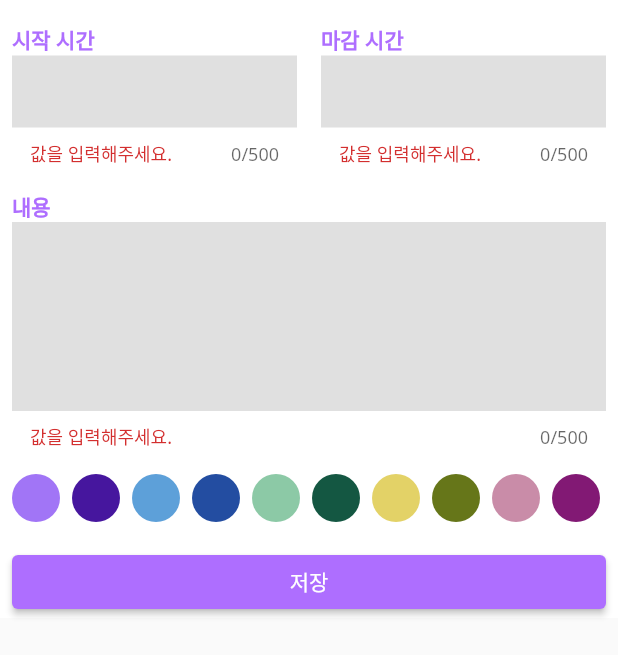
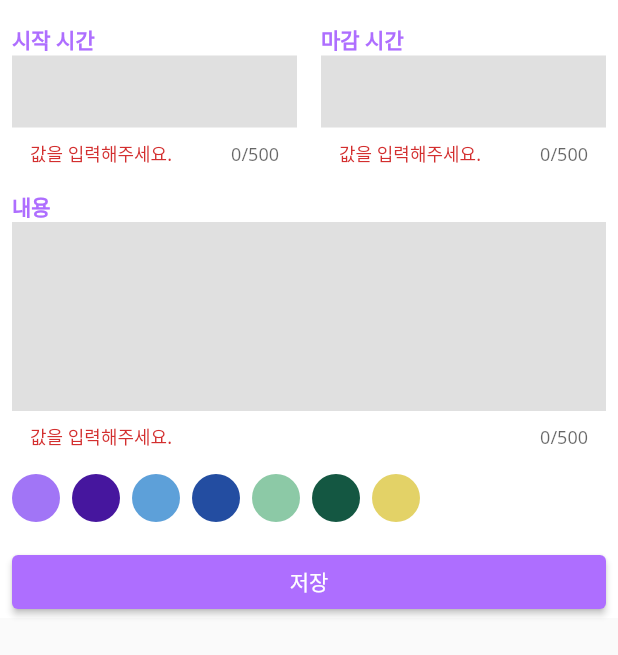
Before and after one commit to kangsudal/calendar_scheduler, a Flutter app: the ScheduleBottomSheet widget shown alone on an empty page, opened directly, on a phone screen of 412 x 824 dp. Shown: the top 655 px of the screen. Run offline on Flutter 3.47's test engine with Material 2 defaults, Android fonts, the phone set to English and light mode, and no system bars; our stand-ins replace drift, get_it, table_calendar; accounts and stored records are empty; generated files the repository leaves out were written again.

```diff
--- a/lib/component/schedule_bottom_sheet.dart
+++ b/lib/component/schedule_bottom_sheet.dart
@@ -1,5 +1,7 @@
 import 'package:calendar_scheduler/const/colors.dart';
+import 'package:calendar_scheduler/database/drift_database.dart';
 import 'package:flutter/material.dart';
+import 'package:get_it/get_it.dart';
 
 import 'custom_text_field.dart';
 
@@ -46,7 +48,8 @@ class _ScheduleBottomSheetState extends State<ScheduleBottomSheet> {
                 children: [
                   _Time(
                     endOnSaved: (String? newValue) {
-                      endTime = int.parse(newValue!);//validate를 했기때문에 onSave가 눌리는 시점엔 null값일 수 없기에 !를 붙일 수 있다
+                      endTime = int.parse(
+                          newValue!); //validate를 했기때문에 onSave가 눌리는 시점엔 null값일 수 없기에 !를 붙일 수 있다
                     },
                     startOnSaved: (String? newValue) {
                       startTime = int.parse(newValue!);
@@ -59,7 +62,28 @@ class _ScheduleBottomSheetState extends State<ScheduleBottomSheet> {
                     },
                   ),
                   SizedBox(height: 16),
-                  _ColorPicker(),
+                  FutureBuilder<List<CategoryColor>>(
+                    future: GetIt.I<LocalDatabase>()
+                        .getCategoryColors(), //database 변수를 통해 select쿼리를 실행한다
+                    builder: (context, snapshot) {//select 쿼리를 통해 받아온 데이터를 화면에 보여줄 수 있게 바꾼다
+                      // print(snapshot.data); : [CategoryColor(idColor: 1, hexCode: A175F6), ...]
+                      List<Color> colors = [];
+                      if (snapshot.hasData) {
+                        var categoryColors = snapshot.data!;
+                        var hexCodes = categoryColors.map((categoryColor) {
+                          return 'FF${categoryColor.hexCode}';
+                        }).toList();
+                        colors = hexCodes
+                            .map(
+                              (hexCode) => Color(int.parse(hexCode, radix: 16)),
+                            )
+                            .toList();
+                      }
+                      return _ColorPicker(
+                        colors: colors,
+                      );
+                    },
+                  ),
                   SizedBox(height: 16),
                   _SaveButton(
                     onPressed: onSavePressed,
@@ -79,7 +103,8 @@ class _ScheduleBottomSheetState extends State<ScheduleBottomSheet> {
       return;
     }
 
-    if (formKey.currentState!.validate()) {//currentState!인 이유는 바로 위에 null이 아님을 확인했으니까
+    if (formKey.currentState!.validate()) {
+      //currentState!인 이유는 바로 위에 null이 아님을 확인했으니까
       //.validate()를 하면 모든 TextFormField의 validator:(String val?){}가 실행된다.
       //하위 TextFormField에서 모두 null이 return되면 true = 모두 에러가 없으면
       formKey.currentState!.save(); //모든 하위 TextFormField의 onSave:함수가 실행된다.
@@ -140,7 +165,8 @@ class _Content extends StatelessWidget {
 }
 
 class _ColorPicker extends StatelessWidget {
-  const _ColorPicker({Key? key}) : super(key: key);
+  final List<Color> colors;
+  const _ColorPicker({required this.colors, Key? key}) : super(key: key);
 
   @override
   Widget build(BuildContext context) {
@@ -148,38 +174,7 @@ class _ColorPicker extends StatelessWidget {
       //자동으로 줄바꿈
       spacing: 8, //가로 사이간격
       runSpacing: 10, //세로 사이간격
-      children: [
-        renderColor(
-          Color(0xFFA175F6),
-        ),
-        renderColor(
-          Color(0xFF46169E),
-        ),
-        renderColor(
-          Color(0xFF5DA0D9),
-        ),
-        renderColor(
-          Color(0xFF234DA1),
-        ),
-        renderColor(
-          Color(0xFF8CC9A6),
-        ),
-        renderColor(
-          Color(0xFF145742),
-        ),
-        renderColor(
-          Color(0xFFE3D267),
-        ),
-        renderColor(
-          Color(0xFF667619),
-        ),
-        renderColor(
-          Color(0xFFC98CA8),
-        ),
-        renderColor(
-          Color(0xFF821974),
-        ),
-      ],
+      children: colors.map((color) => renderColor(color)).toList(),
     );
   }
 
--- a/lib/main.dart
+++ b/lib/main.dart
@@ -2,6 +2,7 @@ import 'package:calendar_scheduler/database/drift_database.dart'; //LocalDatabas
 import 'package:calendar_scheduler/screen/home_screen.dart';
 import 'package:drift/drift.dart'; //Value()
 import 'package:flutter/material.dart';
+import 'package:get_it/get_it.dart';
 import 'package:intl/date_symbol_data_local.dart';
 
 const DEFAULT_COLORS = [
@@ -28,6 +29,7 @@ void main() async {
   WidgetsFlutterBinding.ensureInitialized(); //플러터 프레임워크가 준비가 된상태인지 체크하고 기다림
   await initializeDateFormatting(); //intl 안에 있는 모든 언어를 다 사용할 수 있게됨(날짜관련)
   final database = LocalDatabase(); // 내가 만든 클래스
+  GetIt.I.registerSingleton<LocalDatabase>(database);//Type이 LocalDatabase인 database 객체를 어디에서든 가져올 수 있다.
   final colors =
       await database.getCategoryColors(); //Future이기때문에 await. 선언한 select 쿼리 사용.
   if (colors.isEmpty) {//데이터베이스의(하드드라이브에 저장된) List<CategoryColor> 데이터가 RAM으로 불러올게 없으면
--- a/pubspec.yaml
+++ b/pubspec.yaml
@@ -41,6 +41,7 @@ dependencies:
   sqlite3_flutter_libs: ^0.5.0
   path_provider: ^2.0.0
   #sql
+  get_it: ^7.2.0
 
 dev_dependencies:
   flutter_test:
```
Also changed, not shown: pubspec.lock.
